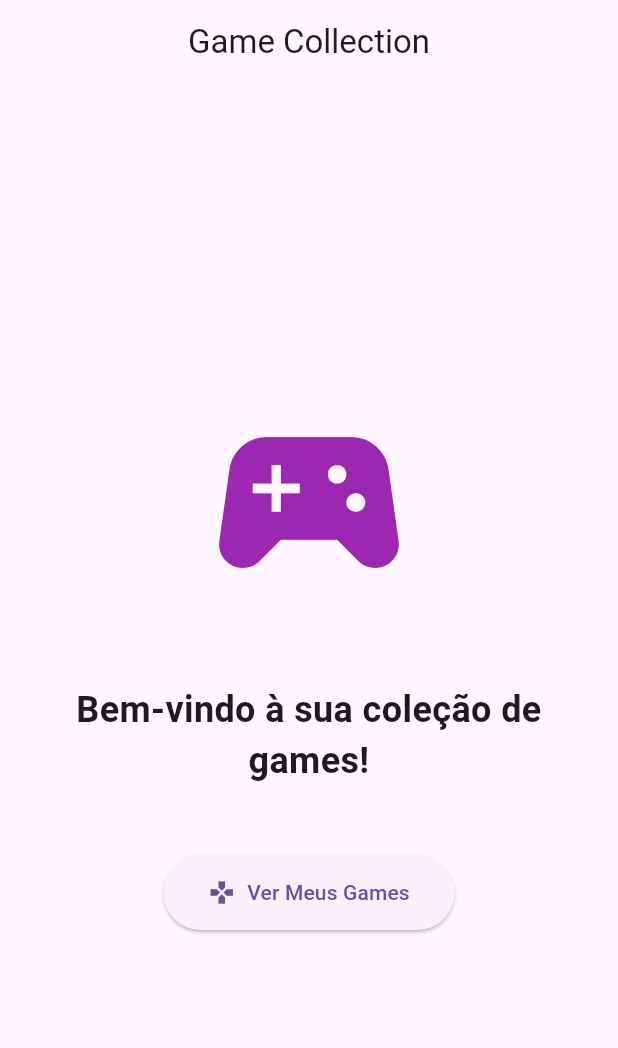
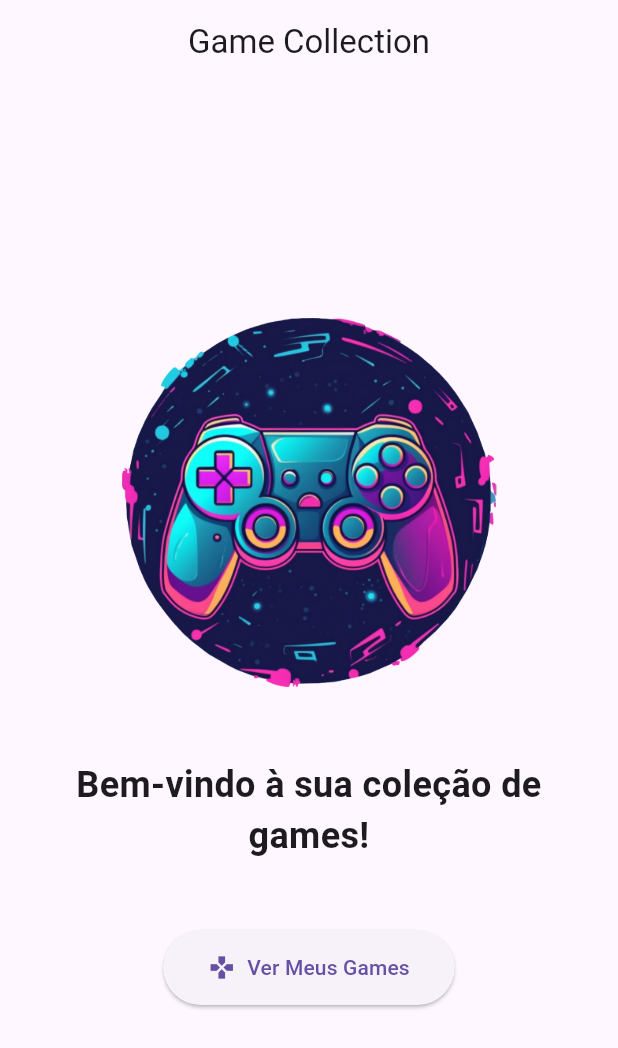
Before and after one commit to Achette/prova_final_flutter, a Flutter app: the screen it shows after launch, on a phone screen of 412 x 824 dp. Shown: the top 1048 px of the screen. Run offline on Flutter 3.47's test engine with Material 3 defaults, Android fonts, the phone set to English and light mode, and no system bars; our stand-ins replace sqflite; accounts and stored records are empty.

Commit message:
refactor: altera icon para imagem

```diff
--- a/lib/screens/dashboard.dart
+++ b/lib/screens/dashboard.dart
@@ -1,6 +1,5 @@
 import 'package:flutter/material.dart';
 import 'package:prova_final_flutter/screens/game_list.dart';
-
 
 class DashboardScreen extends StatelessWidget {
   const DashboardScreen({super.key});
@@ -16,11 +15,11 @@ class DashboardScreen extends StatelessWidget {
         child: Column(
           mainAxisAlignment: MainAxisAlignment.center,
           children: [
-            // Ícone grande em vez de imagem
-            const Icon(
-              Icons.sports_esports,  // Ícone de videogame
-              size: 150,             // Tamanho grande
-              color: Colors.purple,   // Cor do ícone
+            Image.asset(
+              'assets/game_banner.png',
+              height: 250,
+              width: 250,
+              fit: BoxFit.contain,
             ),
             const SizedBox(height: 30),
             // Texto de boas-vindas
@@ -41,12 +40,14 @@ class DashboardScreen extends StatelessWidget {
               icon: const Icon(Icons.games),
               label: const Text('Ver Meus Games'),
               style: ElevatedButton.styleFrom(
-                padding: const EdgeInsets.symmetric(horizontal: 30, vertical: 15),
+                padding:
+                    const EdgeInsets.symmetric(horizontal: 30, vertical: 15),
               ),
               onPressed: () {
                 Navigator.push(
                   context,
-                  MaterialPageRoute(builder: (context) => const GamesListScreen()),
+                  MaterialPageRoute(
+                      builder: (context) => const GamesListScreen()),
                 );
               },
             ),
--- a/pubspec.yaml
+++ b/pubspec.yaml
@@ -1,6 +1,6 @@
 name: prova_final_flutter
 description: "A new Flutter project."
-publish_to: 'none'
+publish_to: "none"
 version: 0.1.0
 
 environment:
@@ -20,5 +20,5 @@ dev_dependencies:
 
 flutter:
   uses-material-design: true
-#  assets:
-#   - .env
+  assets:
+    - assets/game_banner.png
```
Also changed, not shown: assets/game_banner.png (renamed from lib/assets/game_banner.png).
